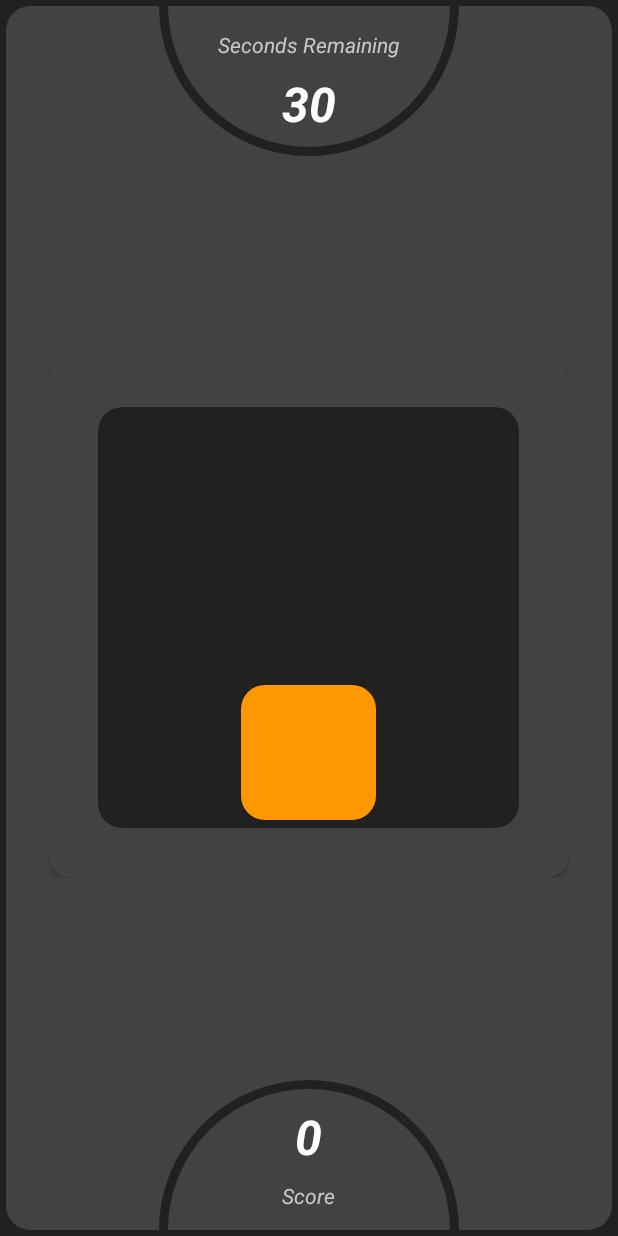
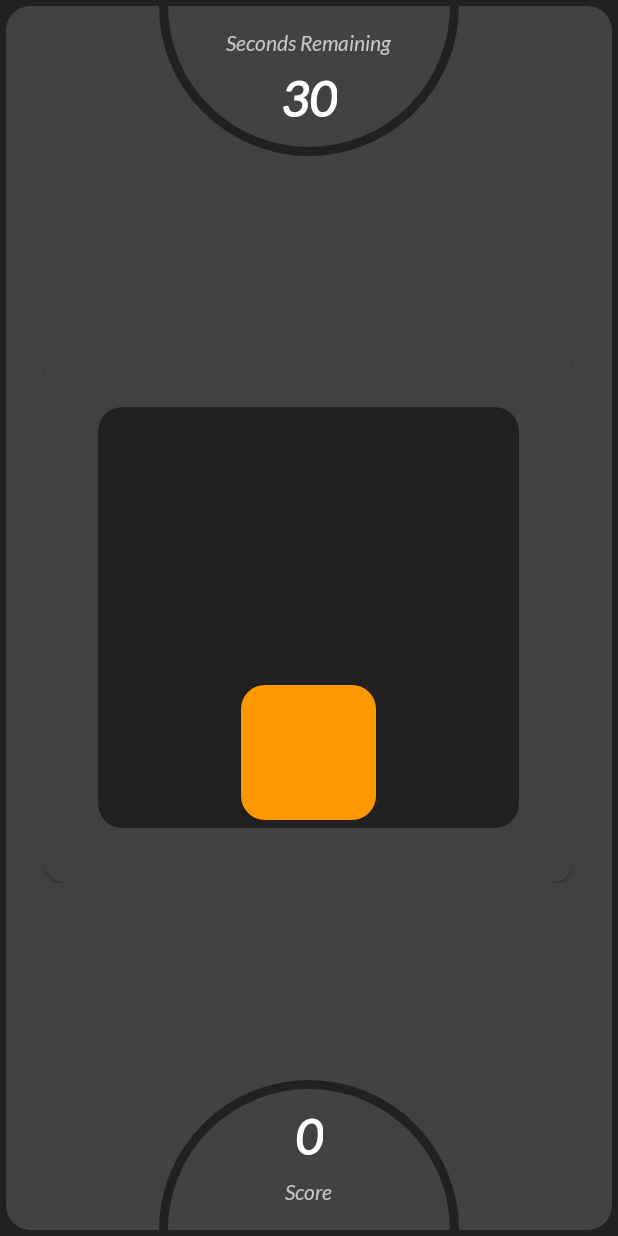
Before and after one commit to 98philips/M_Overflow, an Android app: the GamePlay screen opened directly, with no data from a screen before it, on a phone screen of 412 x 824 dp. Run offline under Robolectric (Android 15) with nearby library versions, the phone set to English and light mode, and no system bars.

Commit message:
Added Vibration, Changed font

```diff
--- a/app/src/main/AndroidManifest.xml
+++ b/app/src/main/AndroidManifest.xml
@@ -16,7 +16,7 @@
         android:theme="@style/mof_theme">
         <activity
             android:name=".activities.SettingsActivity"
-            android:label="@string/title_activity_settings"></activity>
+            android:label="@string/title_activity_settings" />
         <activity android:name=".activities.GamePlay" />
         <activity android:name=".activities.Home">
             <intent-filter>
--- a/app/src/main/java/com/evedevelopers/mof/activities/GamePlay.java
+++ b/app/src/main/java/com/evedevelopers/mof/activities/GamePlay.java
@@ -4,8 +4,13 @@ import androidx.appcompat.app.AlertDialog;
 import androidx.appcompat.app.AppCompatActivity;
 
 import android.animation.Animator;
+import android.content.Context;
+import android.content.SharedPreferences;
+import android.os.Build;
 import android.os.Bundle;
 import android.os.CountDownTimer;
+import android.os.VibrationEffect;
+import android.os.Vibrator;
 import android.util.DisplayMetrics;
 import android.util.Log;
 import android.view.View;
@@ -107,7 +112,7 @@ public class GamePlay extends AppCompatActivity {
                     game = true;
                     setup_timer();
                 }
-
+                vibrate();
                 if(seq_no == c.getSeq_no() && max == seq_no){
                     pickRandom();
                 }else if(seq_no == c.getSeq_no()){
@@ -138,7 +143,6 @@ public class GamePlay extends AppCompatActivity {
                     //create your anim here
                     int c = cell.getColor();
                     animation(c);
-
                 }
             });
         }else{
@@ -156,8 +160,8 @@ public class GamePlay extends AppCompatActivity {
             grid.addView(b);
         }
         imageView.setLayoutParams(new FrameLayout.LayoutParams(
-                size*level+(level*32)+20,
-                size*level+(level*32)+20
+                size*level+(level*32)+30,
+                size*level+(level*32)+30
         ));
         pickRandom();
 //        imageView.post(new Runnable() {
@@ -181,6 +185,22 @@ public class GamePlay extends AppCompatActivity {
         imageView.setVisibility(View.VISIBLE);
         anim.setDuration(500);
         anim.start();
+    }
+
+    void vibrate(){
+        SharedPreferences vib = getSharedPreferences("settings",MODE_PRIVATE);
+        if(vib.getBoolean("vibrate",true)){
+            Vibrator v = (Vibrator) getSystemService(Context.VIBRATOR_SERVICE);
+            assert v != null;
+            if (Build.VERSION.SDK_INT >= Build.VERSION_CODES.O) {
+                v.vibrate(VibrationEffect.createOneShot(50, VibrationEffect.DEFAULT_AMPLITUDE));
+            } else {
+                //deprecated in API 26
+                v.vibrate(50);
+            }
+
+
+        }
     }
 
     @Override
--- /dev/null
+++ b/app/src/main/res/font/font_resource.xml
@@ -0,0 +1,24 @@
+<?xml version="1.0" encoding="utf-8"?>
+<font-family xmlns:android="http://schemas.android.com/apk/res/android"
+    xmlns:app="http://schemas.android.com/apk/res-auto">
+
+    <!-- regular -->
+    <font
+        app:font="@font/lato_regular"
+        app:fontStyle="normal"
+        app:fontWeight="400" />
+
+    <!-- italic -->
+    <font
+
+        app:font="@font/lato_italic"
+        app:fontStyle="italic"
+        app:fontWeight="400" />
+
+    <!-- bold -->
+    <font
+        app:font="@font/lato_bold"
+        app:fontStyle="normal"
+        app:fontWeight="900" />
+
+</font-family>
--- a/app/src/main/res/layout/activity_game_play_new.xml
+++ b/app/src/main/res/layout/activity_game_play_new.xml
@@ -31,7 +31,6 @@
                 android:id="@+id/bg_re"
                 android:layout_width="wrap_content"
                 android:layout_centerInParent="true"
-                android:background="@drawable/round"
                 android:layout_height="wrap_content">
 
                 <androidx.cardview.widget.CardView
@@ -93,6 +92,7 @@
             android:layout_gravity="center_horizontal"
             android:textSize="32sp"
             android:id="@+id/time"
+            android:gravity="center"
             android:text="000"
             android:textColor="@color/white"
             android:textStyle="bold|italic"
@@ -119,6 +119,7 @@
             android:layout_gravity="center_horizontal"
             android:textSize="32sp"
             android:id="@+id/score"
+            android:gravity="center"
             android:text="00"
             android:textColor="@color/white"
             android:textStyle="bold|italic"
--- a/app/src/main/res/values-v21/styles.xml
+++ b/app/src/main/res/values-v21/styles.xml
@@ -8,6 +8,7 @@
         <item name="colorAccent">@color/colorAccent</item>
         <item name="android:colorForeground">@android:color/black</item>
         <item name="android:windowBackground">?android:attr/navigationBarColor</item>
+        <item name="android:fontFamily">@font/font_resource</item>
     </style>
     <style name="SplashTheme" parent="Theme.AppCompat.NoActionBar">
         <item name="android:windowBackground">@drawable/splash</item>
--- a/app/src/main/res/values/styles.xml
+++ b/app/src/main/res/values/styles.xml
@@ -18,6 +18,7 @@
     <style name="mof_theme" parent="Theme.AppCompat.NoActionBar">
         <item name="colorPrimary">@android:color/background_light</item>
         <item name="android:colorBackground">#313131</item>
+        <item name="android:fontFamily">@font/font_resource</item>
     </style>
 
     <style name="www.AppBarOverlay" parent="ThemeOverlay.AppCompat.Dark.ActionBar" />
--- a/build.gradle
+++ b/build.gradle
@@ -11,7 +11,7 @@ buildscript {
 
     }
     dependencies {
-        classpath 'com.android.tools.build:gradle:3.6.3'
+        classpath 'com.android.tools.build:gradle:4.0.0'
         classpath 'com.google.gms:google-services:4.3.0'
 
 
```
Also changed, not shown: app/src/main/res/font/lato_bold.ttf (added), app/src/main/res/font/lato_italic.ttf (added), app/src/main/res/font/lato_regular.ttf (added), gradle/wrapper/gradle-wrapper.properties.
